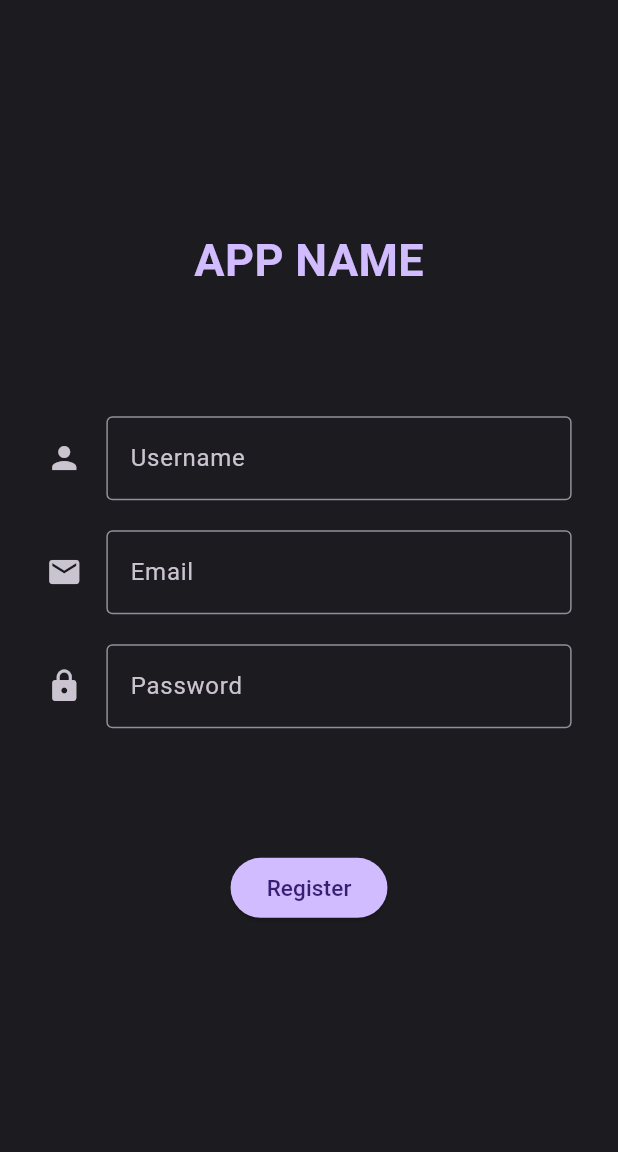
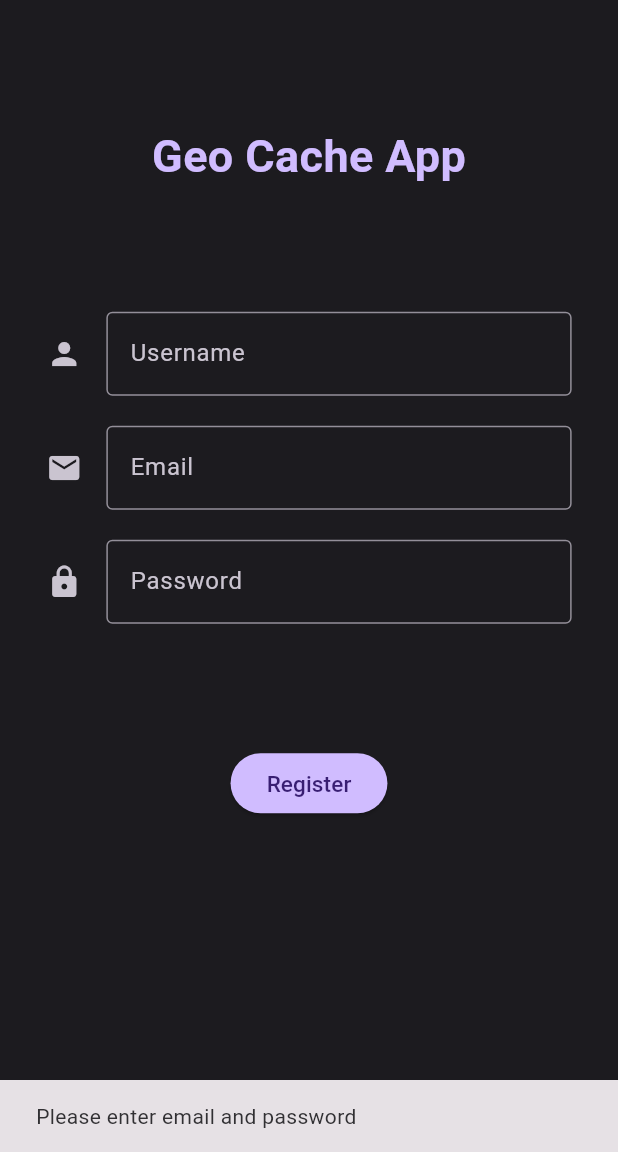
Before and after one commit to Lucase84/GeoCachingApp, a Flutter app: the RegisterPage screen opened directly, after a tap on "Register", on a phone screen of 412 x 824 dp, the part 84-1236 px from its top. Run offline on Flutter 3.47's test engine with Material 3 defaults, Android fonts, the phone set to English and light mode, and no system bars; our stand-ins replace firebase_auth, firebase_core, flutter_map, geolocator, latlong2; accounts and stored records are empty; network calls fail.

Commit message:
Link the Firebase service with the login and register pages

```diff
--- a/lib/Routes/connection.dart
+++ /dev/null
@@ -1,21 +0,0 @@
-import 'package:http/http.dart' as http;
-
-class ConnectionManager {
-  static const String url = '';
-
-  static Future<http.Response> login(
-    String email,
-    String password,
-  ) async {
-    // wait for 1 seconds to simulate a network call
-    return http.Response('', 200);
-  }
-
-  static Future<http.Response> register(
-    String username,
-    String email,
-    String password,
-  ) async {
-    return http.Response('', 200);
-  }
-}
--- a/lib/Views/register.page.dart
+++ b/lib/Views/register.page.dart
@@ -1,9 +1,10 @@
 import 'dart:async';
 
+import 'package:firebase_auth/firebase_auth.dart';
 import 'package:flutter/material.dart';
 import 'package:flutter/services.dart';
-import 'package:flutter_application_1/Routes/connection.dart';
-import 'package:http/http.dart' as http;
+import 'package:flutter_application_1/Routes/authentification.dart';
+import 'package:flutter_application_1/main.dart';
 
 class RegisterPage extends StatefulWidget {
   const RegisterPage({super.key});
@@ -57,12 +58,16 @@ class _RegisterPageState extends State<RegisterPage> {
         ],
         backgroundColor: Theme.of(context).colorScheme.primary,
       ),
-      body: Center(
+      body: SingleChildScrollView(
+        child: Center(
           child: Column(
             mainAxisAlignment: MainAxisAlignment.center,
             children: <Widget>[
+              SizedBox(
+                height: MediaQuery.of(context).size.height * 0.1,
+              ),
               Text(
-              'APP NAME',
+                'Geo Cache App',
                 style: TextStyle(
                   fontSize: 30,
                   fontWeight: FontWeight.bold,
@@ -124,14 +129,46 @@ class _RegisterPageState extends State<RegisterPage> {
                   ),
                 ),
                 onPressed: () async {
-                await ConnectionManager.register(
-                  _usernameController.text,
+                  if (_emailController.text.isEmpty ||
+                      _passwordController.text.isEmpty) {
+                    ScaffoldMessenger.of(context).showSnackBar(
+                      const SnackBar(
+                        content: Text('Please enter email and password'),
+                      ),
+                    );
+                    return;
+                  }
+                  if (_passwordController.text.length < 6) {
+                    ScaffoldMessenger.of(context).showSnackBar(
+                      const SnackBar(
+                        content: Text('Password must be at least 6 characters'),
+                      ),
+                    );
+                    return;
+                  }
+                  final User? user = await AuthenticationService()
+                      .registerWithEmailAndPassword(
                     _emailController.text,
                     _passwordController.text,
-                ).then((http.Response response) {
-                  debugPrint('Response status: ${response.statusCode}');
-                  debugPrint('Response body: ${response.body}');
-                });
+                  );
+                  if (user == null) {
+                    if (context.mounted) {
+                      ScaffoldMessenger.of(context).showSnackBar(
+                        const SnackBar(
+                          content: Text('This email is already used'),
+                        ),
+                      );
+                    }
+                  } else {
+                    if (context.mounted) {
+                      Navigator.pop(context);
+                      await Navigator.of(context).pushReplacement(
+                        MaterialPageRoute<MyHomePage>(
+                          builder: (BuildContext context) => const MyHomePage(),
+                        ),
+                      );
+                    }
+                  }
                 },
                 child: Text(
                   'Register',
@@ -144,6 +181,7 @@ class _RegisterPageState extends State<RegisterPage> {
             ],
           ),
         ),
+      ),
     );
   }
 }
```
Also changed, not shown: lib/Routes/authentification.dart (renamed from lib/authentification.dart, +12 -5 lines), lib/Views/login_page.dart (+31 -9 lines), lib/main.dart (+5 -7 lines). Lines whose indentation alone changed are shown as unchanged.
